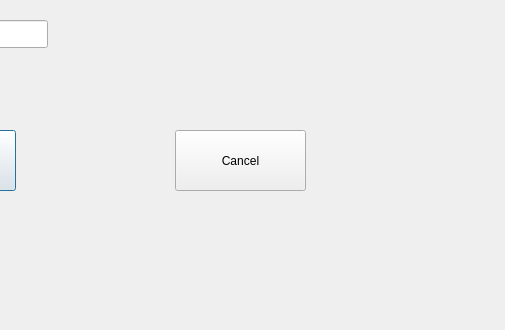
First picture: the form in gettraining.ui, repository YousefKaram5824/Project, before the edit; both pictures show x 295 to 800 and y 270 to 600 of the 800 by 600 pixel window.
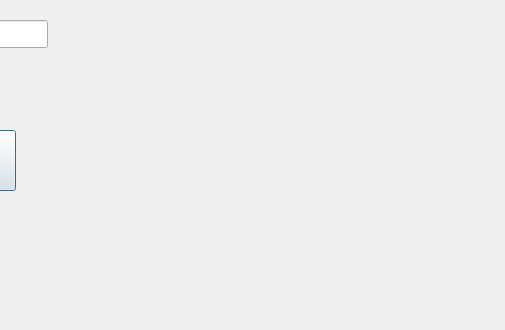
Second picture: the form after the edit. Icons and pictures are not drawn.

Diff of the .ui file:
```diff
--- a/gettraining.ui
+++ b/gettraining.ui
@@ -75,19 +75,6 @@
      </rect>
     </property>
    </widget>
-   <widget class="QPushButton" name="canel">
-    <property name="geometry">
-     <rect>
-      <x>470</x>
-      <y>400</y>
-      <width>131</width>
-      <height>61</height>
-     </rect>
-    </property>
-    <property name="text">
-     <string>Cancel</string>
-    </property>
-   </widget>
   </widget>
  </widget>
  <resources/>
```
